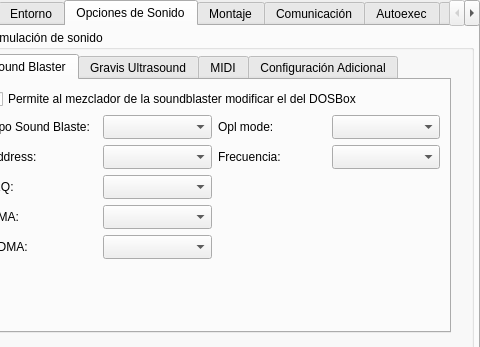
Before: the Qt Designer form ui/addedit_dosbox.ui in Monthy/gr-lida, drawn with Qt 5; both pictures show x 186 to 666 and y 0 to 347 of the 666 by 477 pixel window.
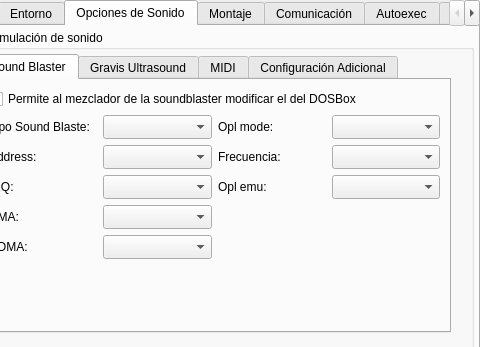
After: the same form once the commit is applied. The open tabs and pages were chosen to show the change. Icons and pictures are not drawn.

Commit message: Añadido cbxDbx_sblaster_oplemu en addedit_dosbox.ui para manejar dicha función en la nueva versión del DOSBox.

What changed in the file:
```diff
--- a/ui/addedit_dosbox.ui
+++ b/ui/addedit_dosbox.ui
@@ -1152,6 +1152,23 @@
                  </property>
                 </widget>
                </item>
+               <item row="3" column="3">
+                <widget class="QComboBox" name="cbxDbx_sblaster_oplemu">
+                 <property name="minimumSize">
+                  <size>
+                   <width>0</width>
+                   <height>24</height>
+                  </size>
+                 </property>
+                </widget>
+               </item>
+               <item row="3" column="2">
+                <widget class="QLabel" name="label">
+                 <property name="text">
+                  <string>Opl emu:</string>
+                 </property>
+                </widget>
+               </item>
               </layout>
              </item>
              <item>
```
